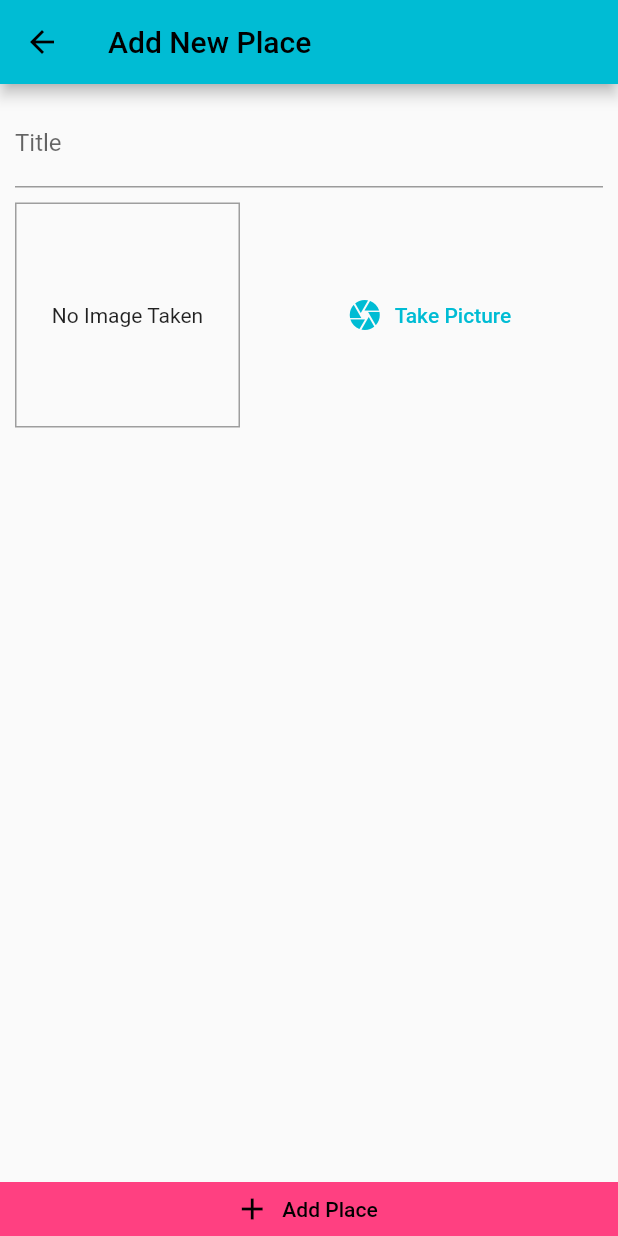
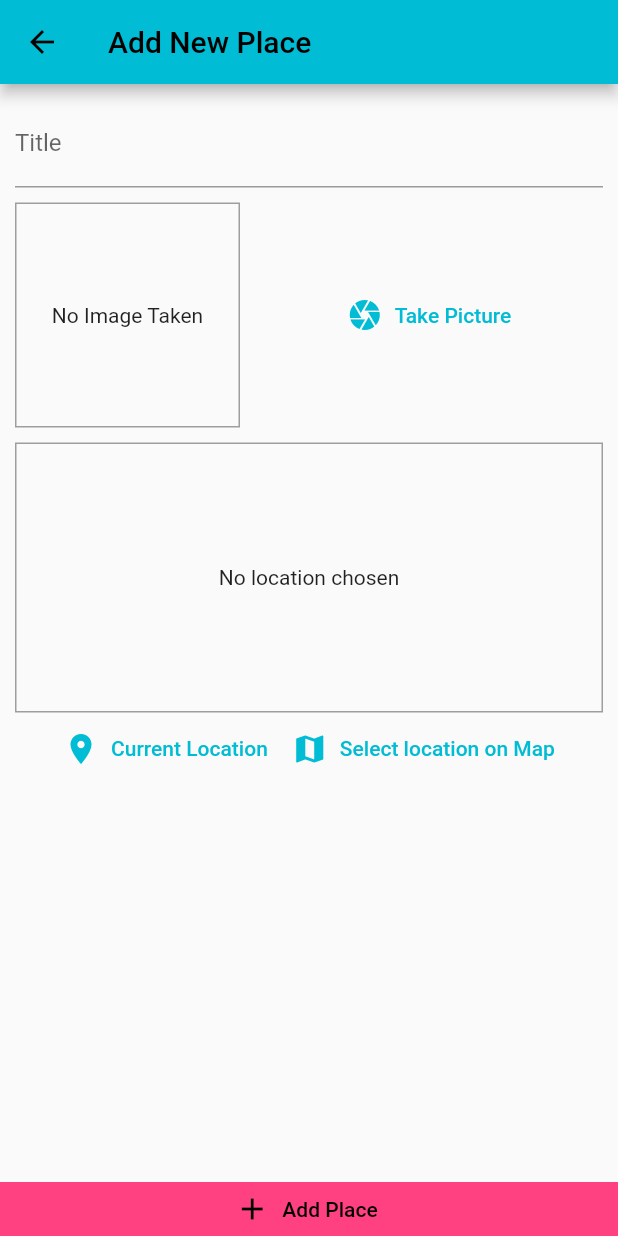
Before and after one commit to prasium/Wanderer, a Flutter app: the screen it shows after launch, after a tap on the "add" icon, on a phone screen of 412 x 824 dp. Run offline on Flutter 3.47's test engine with Material 2 defaults, Android fonts, the phone set to English and light mode, and no system bars; our stand-ins replace flutter_map, fluttertoast, image_picker, latlong2, location, sqflite; missing offline and left inert: flutter_config; accounts and stored records are empty.

Commit message:
Initial build

```diff
--- /dev/null
+++ b/lib/helpers/db_helper.dart
@@ -0,0 +1,28 @@
+import 'package:sqflite/sqflite.dart' as sql;
+import 'package:path/path.dart' as path;
+import 'package:sqflite/sqlite_api.dart';
+
+class DBHelper {
+
+  static Future<Database> database() async{
+    final dbPath = await sql.getDatabasesPath();
+    return sql.openDatabase(path.join(dbPath, 'places.db'),
+        onCreate: (db, version) {
+          return db.execute(
+              "CREATE TABLE user_places(id TEXT PRIMARY KEY, title TEXT, image TEXT, loc_lat REAL, loc_lng REAL, address TEXT )");
+        }, version: 1);
+  }
+
+  static Future<void> insert(String table, Map<String, Object> data) async {
+    // Inserting into Database
+    final db = await DBHelper.database();
+    db.insert(table, data,
+        conflictAlgorithm: sql.ConflictAlgorithm.replace);
+  }
+
+  static Future<List<Map<String,dynamic>>> getData(String table)
+  async {
+  final db = await DBHelper.database();
+  return db.query(table);
+  }
+}
--- /dev/null
+++ b/lib/helpers/location_helper.dart
@@ -0,0 +1,19 @@
+import 'dart:convert';
+import 'package:http/http.dart' as http;
+import 'package:flutter_config/flutter_config.dart';
+
+final mapboxAPI = FlutterConfig.get('MAPBOX_API_KEY');
+final accessToken = FlutterConfig.get('API_TOKEN');
+
+class LocationHelper{
+    static String generateLocationPreviewImage({required double latitude, required double longitude})
+    {
+      return 'https://api.mapbox.com/styles/v1/mapbox/streets-v11/static/pin-l($longitude,$latitude)/$longitude,$latitude,14.25,0,0/600x300?access_token=$mapboxAPI';
+    }
+
+    static Future<String> getPlaceAddress(double latitude, double longitude) async{
+        final url = Uri.parse('https://api.mapbox.com/geocoding/v5/mapbox.places/$longitude,$latitude.json?access_token=$accessToken');
+        final response = await http.get(url);
+        return json.decode(response.body)['features'][0]['place_name'];
+    }
+}
--- a/lib/main.dart
+++ b/lib/main.dart
@@ -1,11 +1,14 @@
 import 'package:flutter/material.dart';
+import 'package:flutter_config/flutter_config.dart';
 import 'package:provider/provider.dart';
 import 'package:wanderer/providers/great_places.dart';
 import 'package:wanderer/screens/add_place.dart';
 import 'package:wanderer/screens/places_list.dart';
+import 'screens/place_detail.dart';
 
-
-void main() {
+void main() async {
+  WidgetsFlutterBinding.ensureInitialized(); // Required by FlutterConfig
+  await FlutterConfig.loadEnvVariables();
   runApp(MyApp());
 }
 
@@ -17,6 +20,7 @@ class MyApp extends StatelessWidget {
     return ChangeNotifierProvider.value(
       value: GreatPlaces(),
       child: MaterialApp(
+        debugShowCheckedModeBanner: false,
         title: "Wanderer",
         theme: ThemeData(
           primarySwatch: Colors.cyan,
@@ -25,6 +29,7 @@ class MyApp extends StatelessWidget {
         home: PlacesList(),
         routes: {
           AddPlace.routeName: (ctx)=> AddPlace(),
+          PlaceDetails.routeName: (ctx)=>PlaceDetails(),
         },
       ),
     );
--- a/lib/models/place.dart
+++ b/lib/models/place.dart
@@ -3,18 +3,19 @@ import 'dart:io';
 class Location{
   final double latitude;
   final double longitude;
-  final String address;
+  final String? address;
 
-  Location(this.address, {
+  const Location({
    required this.latitude,
    required this.longitude,
+    this.address,
 });
 }
 
 class Place{
   final String pId;
   final String title;
-  final Location location;
+  final Location? location;
   final File image;
 
   Place({
--- a/lib/providers/great_places.dart
+++ b/lib/providers/great_places.dart
@@ -1,26 +1,71 @@
 import 'dart:io';
 
 import 'package:flutter/cupertino.dart';
+import 'package:wanderer/helpers/db_helper.dart';
+import 'package:wanderer/helpers/location_helper.dart';
 import 'package:wanderer/models/place.dart';
 
 class GreatPlaces with ChangeNotifier {
-
   List<Place> _items = [];
 
   List<Place> get items {
     return [..._items];
   }
 
-  void addPlace(String pickedTitle, File pickedImage,)
+  Place findById(String id)
   {
+    return _items.firstWhere((place) => place.pId==id);
+  }
+
+  void addPlace(
+    String pickedTitle,
+    File pickedImage,
+    Location pickedLocation,
+  ) async {
+    final address = await LocationHelper.getPlaceAddress(
+        pickedLocation.latitude, pickedLocation.longitude);
+
+    final updatedLocation = Location(
+        latitude: pickedLocation.latitude,
+        longitude: pickedLocation.longitude,
+        address: address);
+
     final newPlace = Place(
       pId: DateTime.now().toString(),
       image: pickedImage,
-      location: null,
+      location: updatedLocation,
       title: pickedTitle,
     );
+
     _items.add(newPlace);
+
+    notifyListeners();
+    DBHelper.insert('user_places', {
+      'id': newPlace.pId,
+      'title': newPlace.title,
+      'image': newPlace.image.path,
+      'loc_lat': newPlace.location!.latitude,
+      'loc_lng': newPlace.location!.longitude,
+      'address': newPlace.location!.address!,
+    });
+  }
+
+  Future<void> fetchAndSetPlaces() async {
+    final dataList = await DBHelper.getData('user_places');
+    _items = dataList
+        .map(
+          (item) => Place(
+            pId: item['id'],
+            title: item['title'],
+            location: Location(
+              latitude: item['loc_lat'],
+              longitude: item['loc_lng'],
+              address: item['address'],
+            ),
+            image: File(item['image']),
+          ),
+        )
+        .toList();
     notifyListeners();
   }
-
 }
--- a/lib/screens/add_place.dart
+++ b/lib/screens/add_place.dart
@@ -2,6 +2,8 @@ import 'dart:io';
 
 import 'package:flutter/material.dart';
 import 'package:provider/provider.dart';
+import 'package:wanderer/models/place.dart';
+import 'package:wanderer/widgets/location_input.dart';
 
 import '../widgets/input_image.dart';
 import '../providers/great_places.dart';
@@ -18,20 +20,24 @@ class AddPlace extends StatefulWidget {
 class _AddPlaceState extends State<AddPlace> {
   final _titleController = TextEditingController();
   File? _pickedImage;
+  Location? _pickedLocation;
 
   void _selectImage(File pickedImage) {
     _pickedImage = pickedImage;
   }
 
   void _savePlace() {
-    if (_titleController.text.isEmpty || _pickedImage == null) {
+    if (_titleController.text.isEmpty || _pickedImage == null ||_pickedLocation==null) {
       return;
     }
     Provider.of<GreatPlaces>(context, listen: false)
-        .addPlace(_titleController.text, _pickedImage!);
+        .addPlace(_titleController.text, _pickedImage!, _pickedLocation!);
 
     Navigator.of(context).pop();
+  }
 
+  void _selectPlace(double lat, double lng) {
+    _pickedLocation = Location(latitude: lat, longitude: lng);
   }
 
   @override
@@ -60,6 +66,10 @@ class _AddPlaceState extends State<AddPlace> {
                       height: 10,
                     ),
                     InputImage(onSelectImage: _selectImage),
+                    SizedBox(
+                      height: 10,
+                    ),
+                    LocationInput(_selectPlace),
                   ],
                 ),
               ),
@@ -67,7 +77,7 @@ class _AddPlaceState extends State<AddPlace> {
           ),
           ElevatedButton.icon(
             label: Text("Add Place"),
-            onPressed: () {},
+            onPressed: _savePlace,
             style: ElevatedButton.styleFrom(
                 elevation: 0,
                 tapTargetSize: MaterialTapTargetSize.shrinkWrap,
--- a/lib/screens/places_list.dart
+++ b/lib/screens/places_list.dart
@@ -2,6 +2,7 @@ import 'package:flutter/material.dart';
 import 'package:provider/provider.dart';
 import 'package:wanderer/providers/great_places.dart';
 import 'package:wanderer/screens/add_place.dart';
+import 'package:wanderer/screens/place_detail.dart';
 
 class PlacesList extends StatelessWidget {
   const PlacesList({Key? key}) : super(key: key);
@@ -21,20 +22,35 @@ class PlacesList extends StatelessWidget {
         ],
       ),
       body: Center(
-        child: Consumer<GreatPlaces>(
+        child: FutureBuilder(
+          future: Provider.of<GreatPlaces>(context, listen: false)
+              .fetchAndSetPlaces(),
+          builder: (ctx, snapshot) =>
+              snapshot.connectionState == ConnectionState.waiting
+                  ? Center(
+                      child: CircularProgressIndicator(),
+                    )
+                  : Consumer<GreatPlaces>(
                       child: Center(
                         child: Text("No places yet, start adding some"),
                       ),
-          builder: (ctx,greatPlace, ch)=> greatPlace.items.length<=0?
-          ch : ListView.builder(itemCount:greatPlace.items.length,
-              itemBuilder: (ctx,i)=> ListTile(
+                      builder: (ctx, greatPlaces, Widget? ch) =>
+                          greatPlaces.items.length <= 0
+                              ? ch!
+                              : ListView.builder(
+                                  itemCount: greatPlaces.items.length,
+                                  itemBuilder: (ctx, i) => ListTile(
                                     leading: CircleAvatar(
-                backgroundImage: FileImage(greatPlace.items[i].image),
+                                      backgroundImage:
+                                          FileImage(greatPlaces.items[i].image),
                                     ),
-                title: Text(greatPlace.items[i].title),
-                onTap: (){
-
+                                    title: Text(greatPlaces.items[i].title),
+                                    subtitle: Text(greatPlaces.items[i].location!.address!),
+                                    onTap: () {
+                                      Navigator.of(context).pushNamed(PlaceDetails.routeName,
+                                      arguments: greatPlaces.items[i].pId);// Detail page
                                     },
+                                  ),
                                 ),
                     ),
         ),
--- /dev/null
+++ b/lib/widgets/location_input.dart
@@ -0,0 +1,105 @@
+import 'package:flutter/material.dart';
+import 'package:fluttertoast/fluttertoast.dart';
+import 'package:latlong2/latlong.dart';
+import 'package:location/location.dart';
+import 'package:wanderer/screens/map_screen.dart';
+
+import '../helpers/location_helper.dart';
+
+class LocationInput extends StatefulWidget {
+
+  final Function onSelectPlace;
+  const LocationInput(this.onSelectPlace,{Key? key}) : super(key: key);
+
+  @override
+  _LocationInputState createState() => _LocationInputState();
+}
+
+class _LocationInputState extends State<LocationInput> {
+  String? _previewImageUrl;
+
+  void _showPreview( double lat, double lng)
+  {
+    final staticImageUrl = LocationHelper.generateLocationPreviewImage(
+        latitude: lat, longitude: lng);
+    setState(() {
+      _previewImageUrl = staticImageUrl;
+    });
+  }
+
+  Future<void> _getUserLocation() async {
+    try {
+      final locData = await Location().getLocation();
+      _showPreview(locData.latitude!, locData.longitude!);
+      widget.onSelectPlace(locData.latitude, locData.longitude);
+    }catch(err)
+    {
+      Fluttertoast.showToast(msg: "Grant Access to Location",toastLength: Toast.LENGTH_SHORT);
+      return;
+    }
+
+  }
+
+  Future<void> _selectOnMap() async {
+    final selectedLocation = await Navigator.of(context).push<LatLng>(
+      MaterialPageRoute(
+        fullscreenDialog: true,
+        builder: (ctx) => MapScreen(
+          isSelecting: true,
+        ),
+      ),
+    );
+
+    if(selectedLocation==null) {
+      return;
+    }
+
+    _showPreview(selectedLocation.latitude, selectedLocation.longitude);
+    widget.onSelectPlace(selectedLocation.latitude, selectedLocation.longitude);
+  }
+
+  @override
+  Widget build(BuildContext context) {
+    return Column(
+      children: <Widget>[
+        Container(
+          height: 180,
+          width: double.infinity,
+          decoration: BoxDecoration(
+            border: Border.all(
+              width: 1,
+              color: Colors.grey,
+            ),
+          ),
+          alignment: Alignment.center,
+          child: _previewImageUrl == null
+              ? Text('No location chosen')
+              : Image.network(
+                  _previewImageUrl!,
+                  fit: BoxFit.cover,
+                  width: double.infinity,
+                ),
+        ),
+        Row(
+          mainAxisAlignment: MainAxisAlignment.center,
+          children: <Widget>[
+            TextButton.icon(
+              icon: Icon(Icons.location_on),
+              onPressed: _getUserLocation,
+              label: Text('Current Location'),
+              style:
+                  TextButton.styleFrom(primary: Theme.of(context).primaryColor),
+            ),
+            TextButton.icon(
+              icon: Icon(Icons.map),
+              onPressed: _selectOnMap,
+              label: Text('Select location on Map'),
+              style:
+                  TextButton.styleFrom(primary: Theme.of(context).primaryColor),
+            ),
+          ],
+        ),
+      ],
+    );
+  }
+}
```
Also changed, not shown: lib/screens/map_screen.dart (added, +96 -0 lines), lib/screens/place_detail.dart (+65 -0 lines), lib/widgets/input_image.dart (+8 -3 lines), pubspec.yaml (+15 -0 lines), icon/icon.png (added), pubspec.lock, 24 other files. Lines whose indentation alone changed are shown as unchanged.
